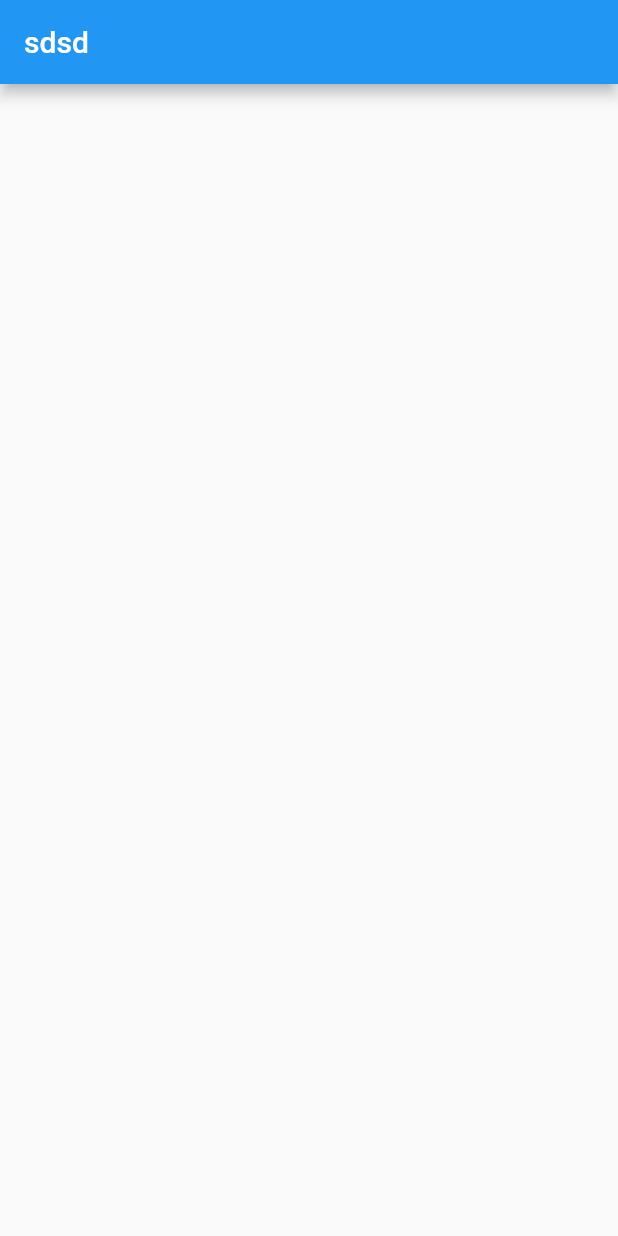
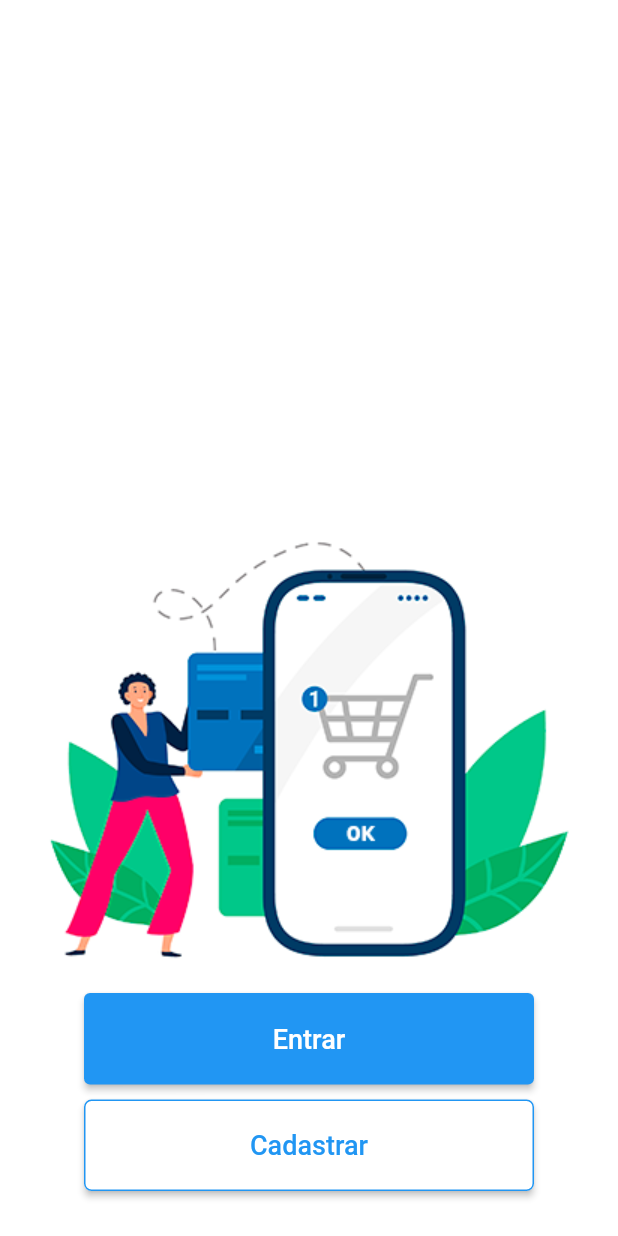
Before and after one commit to fabiooliveirabr/projeto4b, a Flutter app: the screen it shows after launch, on a phone screen of 412 x 824 dp. Run offline on Flutter 3.47's test engine with Material 2 defaults, Android fonts, the phone set to English and light mode, and no system bars.

Commit message:
Término da aula 16/08/2023

```diff
--- /dev/null
+++ b/lib/tela3.dart
@@ -0,0 +1,69 @@
+//   tela3.dart
+import 'package:flutter/material.dart';
+
+
+
+class Tela3 extends StatefulWidget {
+  const Tela3({super.key});
+
+  @override
+  State<Tela3> createState() => _Tela3State();
+}
+
+class _Tela3State extends State<Tela3> {
+  @override
+  Widget build(BuildContext context) {
+    return Scaffold(
+      body: Container(
+        color: Colors.white,
+        child: Center(
+          child: Column(
+            mainAxisAlignment: MainAxisAlignment.end,
+            children: [
+              Image.asset("assets/apresentacao.png", width: 400,),
+              SizedBox(
+                width: 300,
+                child: ElevatedButton(
+                  style: ButtonStyle(
+                    //Colocar espaçamento interno
+                    padding: MaterialStateProperty.all<EdgeInsetsGeometry>(
+                    EdgeInsets.all(20.0),),
+                  ),
+                  onPressed: (){},
+                  child: Text("Entrar", style: TextStyle(fontSize: 18),),),
+              ),
+
+            SizedBox(height: 10,),
+
+            SizedBox(
+              width: 300,
+              child: ElevatedButton(
+                  style: ButtonStyle(
+                  backgroundColor: MaterialStateProperty.all<Color>(Colors.white),
+                 // overlayColor: MaterialStateProperty.all<Color>(Colors.red),
+
+                //Comando pra colocar borda azul
+                   shape: MaterialStateProperty.all<RoundedRectangleBorder>(
+            RoundedRectangleBorder(
+              borderRadius: BorderRadius.circular(5.0),
+              side: BorderSide(color: Colors.blue),
+
+            ),),
+
+              //Colocar espaçamento interno
+             padding: MaterialStateProperty.all<EdgeInsetsGeometry>(
+             EdgeInsets.all(20.0),),
+
+
+                ),
+                onPressed: (){},
+                child: Text("Cadastrar", style: TextStyle(color: Colors.blue, fontSize: 18),),),
+              ),
+            SizedBox(height: 30,),
+            ],
+          ),
+        ),
+      ),
+    );
+  }
+}
--- a/lib/tela_inicial.dart
+++ b/lib/tela_inicial.dart
@@ -1,4 +1,5 @@
 import 'package:flutter/material.dart';
+import 'tela3.dart';
 //Criar um Widget para a tela inicial
 class TelaInicial extends StatefulWidget {
   const TelaInicial({super.key});
@@ -39,7 +40,7 @@ void abrirProximaTela(BuildContext context) async {
     await Future.delayed(Duration(seconds: 5));
     Navigator.pushReplacement(
       context,
-      MaterialPageRoute(builder: (context) => Te()),
+      MaterialPageRoute(builder: (context) => Tela3()),
     );
   }
 
```
